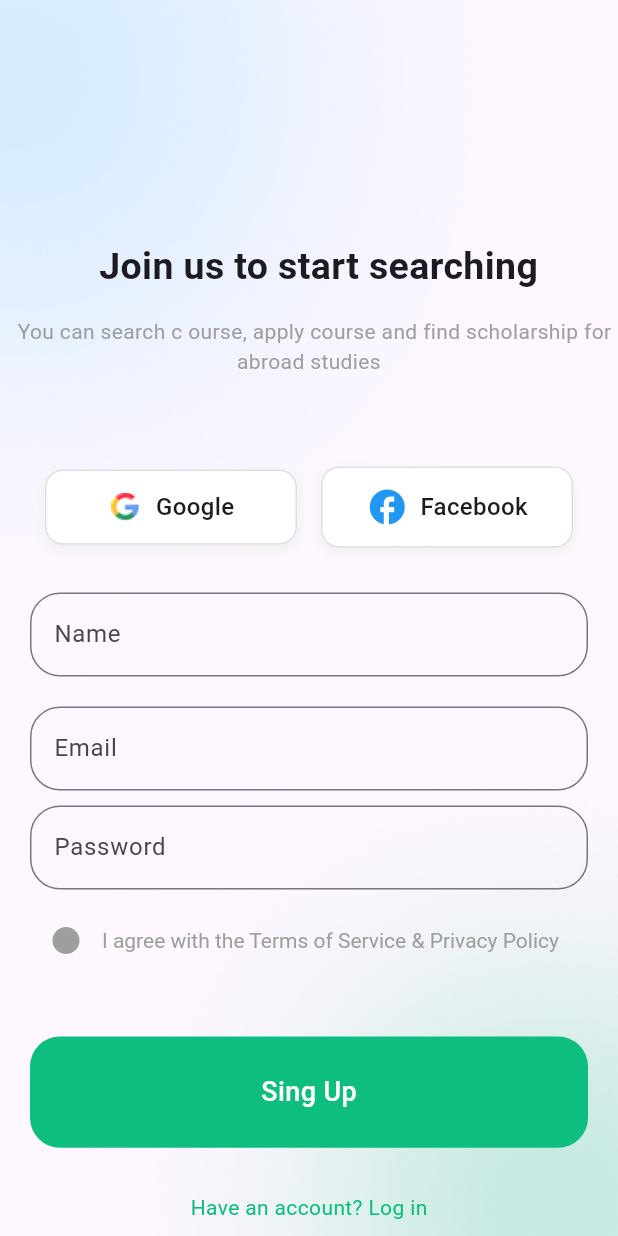
After one commit to Ezzatbalah/doctor_hunt, a Flutter app: the SingView screen opened by its route, on a phone screen of 412 x 824 dp. The commit adds this screen. Run offline on Flutter 3.47's test engine with Material 3 defaults, Android fonts, the phone set to English and light mode, and no system bars; our stand-ins replace go_router.

Commit message:
singUp ui

```diff
--- a/lib/core/utils/app_string.dart
+++ b/lib/core/utils/app_string.dart
@@ -4,6 +4,10 @@ class AppString {
   static const String textBord2 = '  Choose Best Doctors';
   static const String textBord3 = 'Easy Appointments';
   static const String Button = 'Get Started';
+  static const String singText1 = '  Join us to start searching';
+  static const String singText2 =
+      '  You can search c ourse, apply course and find scholarship for abroad studies';
+
   static const String textBordHint =
       'Contrary to popular belief, Lorem Ipsum is not simply random text. It has roots in a piece of it over 2000 years old.';
 }
--- a/lib/core/utils/routes.dart
+++ b/lib/core/utils/routes.dart
@@ -1,4 +1,5 @@
 import 'package:doctor_hunt/features/Home/presentation/view/home_view.dart';
+import 'package:doctor_hunt/features/auth/singup/presentation/view/sing_view.dart';
 import 'package:doctor_hunt/features/onBoarding/presentation/view/onBoreding_screen.dart';
 import 'package:doctor_hunt/features/onBoarding/presentation/view/sceoned_bording.dart';
 import 'package:doctor_hunt/features/onBoarding/presentation/view/therd_onBording.dart';
@@ -10,6 +11,7 @@ abstract class AppRouter {
   static const kOnBoardingScreen2 = '/onBoarding2';
   static const kOnBoardingScreen3 = '/onBoarding3';
   static const kHomeView = '/homeView';
+  static const kSingView = '/singView';
   static final router = GoRouter(
     routes: [
       GoRoute(path: '/', builder: (context, state) => const SplashView()),
@@ -26,6 +28,7 @@ abstract class AppRouter {
         builder: (context, state) => const TherdOnboredingScreen(),
       ),
       GoRoute(path: kHomeView, builder: (context, state) => const HomeView()),
+      GoRoute(path: kSingView, builder: (context, state) => const SingView()),
     ],
   );
 }
--- /dev/null
+++ b/lib/features/auth/singup/presentation/view/sing_view.dart
@@ -0,0 +1,11 @@
+import 'package:doctor_hunt/features/auth/singup/presentation/view/widget/sing_view_body.dart';
+import 'package:flutter/material.dart';
+
+class SingView extends StatelessWidget {
+  const SingView({super.key});
+
+  @override
+  Widget build(BuildContext context) {
+    return Scaffold(body: SingViewBody());
+  }
+}
--- /dev/null
+++ b/lib/features/auth/singup/presentation/view/widget/Box_media.dart
@@ -0,0 +1,89 @@
+import 'package:flutter/material.dart';
+
+class CustomBoxMedia extends StatelessWidget {
+  const CustomBoxMedia({super.key});
+
+  @override
+  Widget build(BuildContext context) {
+    return Padding(
+      padding: const EdgeInsets.symmetric(horizontal: 30),
+      child: Row(
+        children: [
+          Expanded(
+            child: GestureDetector(
+              onTap: () {},
+              child: Container(
+                padding: const EdgeInsets.symmetric(vertical: 12),
+                decoration: BoxDecoration(
+                  color: Colors.white,
+                  borderRadius: BorderRadius.circular(12),
+                  border: Border.all(color: Colors.grey.shade300),
+                  boxShadow: [
+                    BoxShadow(
+                      color: Colors.grey.shade200,
+                      blurRadius: 5,
+                      offset: const Offset(0, 3),
+                    ),
+                  ],
+                ),
+                child: Row(
+                  mainAxisAlignment: MainAxisAlignment.center,
+                  children: [
+                    Image.asset(
+                      'assets/images/Google.png',
+                      width: 24,
+                      height: 24,
+                    ),
+                    SizedBox(width: 8),
+                    Text(
+                      "Google",
+                      style: TextStyle(
+                        fontSize: 16,
+                        fontWeight: FontWeight.w500,
+                      ),
+                    ),
+                  ],
+                ),
+              ),
+            ),
+          ),
+          const SizedBox(width: 16),
+          Expanded(
+            child: GestureDetector(
+              onTap: () {},
+              child: Container(
+                padding: const EdgeInsets.symmetric(vertical: 12),
+                decoration: BoxDecoration(
+                  color: Colors.white,
+                  borderRadius: BorderRadius.circular(12),
+                  border: Border.all(color: Colors.grey.shade300),
+                  boxShadow: [
+                    BoxShadow(
+                      color: Colors.grey.shade200,
+                      blurRadius: 5,
+                      offset: const Offset(0, 3),
+                    ),
+                  ],
+                ),
+                child: Row(
+                  mainAxisAlignment: MainAxisAlignment.center,
+                  children: const [
+                    Icon(Icons.facebook, color: Colors.blue, size: 28),
+                    SizedBox(width: 8),
+                    Text(
+                      "Facebook",
+                      style: TextStyle(
+                        fontSize: 16,
+                        fontWeight: FontWeight.w500,
+                      ),
+                    ),
+                  ],
+                ),
+              ),
+            ),
+          ),
+        ],
+      ),
+    );
+  }
+}
--- /dev/null
+++ b/lib/features/auth/singup/presentation/view/widget/agree_Box.dart
@@ -0,0 +1,50 @@
+import 'package:doctor_hunt/core/utils/styles.dart';
+import 'package:flutter/material.dart';
+
+class AgreeTerms extends StatefulWidget {
+  const AgreeTerms({super.key});
+
+  @override
+  State<AgreeTerms> createState() => _AgreeTermsState();
+}
+
+class _AgreeTermsState extends State<AgreeTerms> {
+  bool _isChecked = false;
+
+  @override
+  Widget build(BuildContext context) {
+    return Row(
+      children: [
+        Checkbox(
+          value: _isChecked,
+          onChanged: (value) {
+            setState(() {
+              _isChecked = value ?? false;
+            });
+          },
+          shape: const CircleBorder(),
+          side: BorderSide.none,
+          checkColor: Colors.white,
+          fillColor: WidgetStateProperty.resolveWith<Color>((states) {
+            if (states.contains(WidgetState.selected)) {
+              return Colors.green;
+            }
+            return Colors.grey;
+          }),
+        ),
+        Expanded(
+          child: RichText(
+            text: TextSpan(
+              children: [
+                const TextSpan(
+                  text: "I agree with the Terms of Service & Privacy Policy",
+                  style: Styles.textStyle14,
+                ),
+              ],
+            ),
+          ),
+        ),
+      ],
+    );
+  }
+}
--- /dev/null
+++ b/lib/features/auth/singup/presentation/view/widget/custom_text_filed.dart
@@ -0,0 +1,95 @@
+import 'package:doctor_hunt/features/auth/singup/presentation/view/widget/agree_Box.dart';
+import 'package:doctor_hunt/features/auth/singup/presentation/view/widget/singUp_Box.dart';
+import 'package:flutter/material.dart';
+
+class CustomTextFiled extends StatelessWidget {
+  const CustomTextFiled({
+    super.key,
+    required GlobalKey<FormState> formKey,
+    required TextEditingController nameController,
+    required TextEditingController emailController,
+    required TextEditingController passwordController,
+    required this.screenHight,
+  }) : _formKey = formKey,
+       _nameController = nameController,
+       _emailController = emailController,
+       _passwordController = passwordController;
+
+  final GlobalKey<FormState> _formKey;
+  final TextEditingController _nameController;
+  final TextEditingController _emailController;
+  final TextEditingController _passwordController;
+  final double screenHight;
+
+  @override
+  Widget build(BuildContext context) {
+    return Form(
+      key: _formKey,
+      child: Column(
+        children: [
+          TextFormField(
+            controller: _nameController,
+            decoration: InputDecoration(
+              labelText: "Name",
+              border: OutlineInputBorder(
+                borderRadius: BorderRadius.circular(20),
+                borderSide: BorderSide(color: Colors.grey),
+              ),
+            ),
+            validator: (value) {
+              if (value == null || value.isEmpty) {
+                return "Name is required";
+              }
+              return null;
+            },
+          ),
+          const SizedBox(height: 20),
+          TextFormField(
+            controller: _emailController,
+            decoration: InputDecoration(
+              labelText: "Email",
+              border: OutlineInputBorder(
+                borderRadius: BorderRadius.circular(20),
+                borderSide: BorderSide(color: Colors.grey),
+              ),
+            ),
+            validator: (value) {
+              if (value == null || value.isEmpty) {
+                return "Email is required";
+              }
+              if (!RegExp(r'^[^@]+@[^@]+\.[^@]+').hasMatch(value)) {
+                return "Enter a valid email";
+              }
+              return null;
+            },
+          ),
+          const SizedBox(height: 10),
+          TextFormField(
+            controller: _passwordController,
+            obscureText: true,
+            decoration: InputDecoration(
+              labelText: "Password",
+              border: OutlineInputBorder(
+                borderRadius: BorderRadius.circular(20),
+                borderSide: BorderSide(color: Colors.grey),
+              ),
+            ),
+            validator: (value) {
+              if (value == null || value.isEmpty) {
+                return "Password is required";
+              }
+              if (value.length < 6) {
+                return "Password must be at least 6 characters";
+              }
+              return null;
+            },
+          ),
+          const SizedBox(height: 10),
+          AgreeTerms(),
+          SizedBox(height: 40),
+          SingUpBox(screenHight: screenHight),
+        ],
+      ),
+    );
+  }
+}
--- /dev/null
+++ b/lib/features/auth/singup/presentation/view/widget/singUp_Box.dart
@@ -0,0 +1,28 @@
+import 'package:doctor_hunt/core/utils/routes.dart';
+import 'package:doctor_hunt/core/utils/styles.dart';
+import 'package:flutter/material.dart';
+import 'package:go_router/go_router.dart';
+
+class SingUpBox extends StatelessWidget {
+  const SingUpBox({super.key, required this.screenHight});
+
+  final double screenHight;
+
+  @override
+  Widget build(BuildContext context) {
+    return GestureDetector(
+      onTap: () {
+        GoRouter.of(context).push(AppRouter.kHomeView);
+      },
+      child: Container(
+        height: screenHight * 0.09,
+        decoration: BoxDecoration(
+          color: Color(0xff0EBE7F),
+          borderRadius: BorderRadius.circular(20),
+        ),
+
+        child: Center(child: Text("Sing Up", style: Styles.textStyle18)),
+      ),
+    );
+  }
+}
--- /dev/null
+++ b/lib/features/auth/singup/presentation/view/widget/sing_view_body.dart
@@ -0,0 +1,83 @@
+import 'package:doctor_hunt/core/utils/app_string.dart';
+
+import 'package:doctor_hunt/core/utils/styles.dart';
+import 'package:doctor_hunt/features/auth/singup/presentation/view/widget/Box_media.dart';
+
+import 'package:doctor_hunt/features/auth/singup/presentation/view/widget/custom_text_filed.dart';
+
+import 'package:flutter/material.dart';
+
+class SingViewBody extends StatefulWidget {
+  const SingViewBody({super.key});
+
+  @override
+  State<SingViewBody> createState() => _SingViewBodyState();
+}
+
+class _SingViewBodyState extends State<SingViewBody> {
+  final _formKey = GlobalKey<FormState>();
+
+  final _nameController = TextEditingController();
+  final _emailController = TextEditingController();
+  final _passwordController = TextEditingController();
+
+  @override
+  Widget build(BuildContext context) {
+    final double screenHight = MediaQuery.of(context).size.height;
+    return Scaffold(
+      body: SingleChildScrollView(
+        child: Stack(
+          children: [
+            Positioned.fill(
+              child: Image.asset("assets/images/sing.png", fit: BoxFit.cover),
+            ),
+            Padding(
+              padding: const EdgeInsets.only(top: 160),
+              child: Column(
+                crossAxisAlignment: CrossAxisAlignment.center,
+                children: [
+                  Text(
+                    AppString.singText1,
+                    style: Styles.textStyle25,
+                    textAlign: TextAlign.center,
+                  ),
+                  const SizedBox(height: 15),
+                  Text(
+                    AppString.singText2,
+                    style: Styles.textStyle14,
+                    textAlign: TextAlign.center,
+                  ),
+                  const SizedBox(height: 60),
+                  const CustomBoxMedia(),
+                  Padding(
+                    padding: const EdgeInsets.symmetric(
+                      horizontal: 20,
+                      vertical: 30,
+                    ),
+                    child: CustomTextFiled(
+                      formKey: _formKey,
+                      nameController: _nameController,
+                      emailController: _emailController,
+                      passwordController: _passwordController,
+                      screenHight: screenHight,
+                    ),
+                  ),
+                  GestureDetector(
+                    onTap: () {},
+                    child: Text(
+                      "Have an account? Log in",
+                      style: Styles.textStyle14.copyWith(
+                        color: Color(0xff0EBE7F),
+                      ),
+                    ),
+                  ),
+                  SizedBox(height: 20),
+                ],
+              ),
+            ),
+          ],
+        ),
+      ),
+    );
+  }
+}
--- a/lib/features/onBoarding/presentation/view/onBoreding_screen.dart
+++ b/lib/features/onBoarding/presentation/view/onBoreding_screen.dart
@@ -24,8 +24,10 @@ class OnboredingScreen extends StatelessWidget {
               ),
             ),
 
-            Column(
-              crossAxisAlignment: CrossAxisAlignment.stretch,
+            Padding(
+              padding: const EdgeInsets.symmetric(horizontal: 30),
+              child: Column(
+                crossAxisAlignment: CrossAxisAlignment.center,
                 children: [
                   SizedBox(height: 80),
                   Align(
@@ -40,26 +42,12 @@ class OnboredingScreen extends StatelessWidget {
                   Center(
                     child: Text(AppString.textBord1, style: Styles.textStyle28),
                   ),
-                Center(
-                  child: Padding(
-                    padding: const EdgeInsets.only(
-                      left: 30,
-                      right: 20,
-                      top: 10,
-                    ),
-                    child: Text(
-                      AppString.textBordHint,
-                      style: Styles.textStyle14,
-                    ),
-                  ),
-                ),
+                  Text(AppString.textBordHint, style: Styles.textStyle14),
                   SizedBox(height: 40),
                   GestureDetector(
                     onTap: () {
                       GoRouter.of(context).push(AppRouter.kOnBoardingScreen2);
                     },
-                  child: Padding(
-                    padding: const EdgeInsets.only(left: 30, right: 30),
                     child: Container(
                       height: screenHight * 0.09,
                       decoration: BoxDecoration(
@@ -75,11 +63,11 @@ class OnboredingScreen extends StatelessWidget {
                       ),
                     ),
                   ),
-                ),
                   SizedBox(height: 20),
                   CustomSkip(),
                   SizedBox(height: 40),
                 ],
+              ),
             ),
           ],
         ),
--- a/lib/features/onBoarding/presentation/view/sceoned_bording.dart
+++ b/lib/features/onBoarding/presentation/view/sceoned_bording.dart
@@ -25,8 +25,10 @@ class SceonedBording extends StatelessWidget {
               ),
             ),
 
-            Column(
-              crossAxisAlignment: CrossAxisAlignment.stretch,
+            Padding(
+              padding: const EdgeInsets.symmetric(horizontal: 30),
+              child: Column(
+                crossAxisAlignment: CrossAxisAlignment.center,
                 children: [
                   SizedBox(height: 80),
                   Align(
@@ -54,13 +56,11 @@ class SceonedBording extends StatelessWidget {
                       ),
                     ),
                   ),
-                SizedBox(height: 40),
+                  SizedBox(height: 30),
                   GestureDetector(
                     onTap: () {
                       GoRouter.of(context).push(AppRouter.kOnBoardingScreen3);
                     },
-                  child: Padding(
-                    padding: const EdgeInsets.only(left: 30, right: 30),
                     child: Container(
                       height: screenHight * 0.09,
                       decoration: BoxDecoration(
@@ -76,11 +76,11 @@ class SceonedBording extends StatelessWidget {
                       ),
                     ),
                   ),
-                ),
                   SizedBox(height: 20),
                   CustomSkip(),
                   SizedBox(height: 40),
                 ],
+              ),
             ),
           ],
         ),
--- a/lib/features/onBoarding/presentation/view/therd_onBording.dart
+++ b/lib/features/onBoarding/presentation/view/therd_onBording.dart
@@ -24,8 +24,10 @@ class TherdOnboredingScreen extends StatelessWidget {
               ),
             ),
 
-            Column(
-              crossAxisAlignment: CrossAxisAlignment.stretch,
+            Padding(
+              padding: const EdgeInsets.symmetric(horizontal: 30),
+              child: Column(
+                crossAxisAlignment: CrossAxisAlignment.center,
                 children: [
                   SizedBox(height: 80),
                   Align(
@@ -56,10 +58,8 @@ class TherdOnboredingScreen extends StatelessWidget {
                   SizedBox(height: 40),
                   GestureDetector(
                     onTap: () {
-                    GoRouter.of(context).push(AppRouter.kHomeView);
+                      GoRouter.of(context).push(AppRouter.kSingView);
                     },
-                  child: Padding(
-                    padding: const EdgeInsets.only(left: 30, right: 30),
                     child: Container(
                       height: screenHight * 0.09,
                       decoration: BoxDecoration(
@@ -75,11 +75,11 @@ class TherdOnboredingScreen extends StatelessWidget {
                       ),
                     ),
                   ),
-                ),
                   SizedBox(height: 20),
                   CustomSkip(),
                   SizedBox(height: 40),
                 ],
+              ),
             ),
           ],
         ),
--- a/lib/features/onBoarding/presentation/view/widget/skip_button.dart
+++ b/lib/features/onBoarding/presentation/view/widget/skip_button.dart
@@ -10,7 +10,7 @@ class CustomSkip extends StatelessWidget {
   Widget build(BuildContext context) {
     return GestureDetector(
       onTap: () {
-        GoRouter.of(context).push(AppRouter.kHomeView);
+        GoRouter.of(context).push(AppRouter.kSingView);
       },
       child: Center(child: Text('Skip', style: Styles.textStyle14)),
     );
```
Also changed, not shown: assets/images/Google.png (added), assets/images/sing.png (added). Lines whose indentation alone changed are shown as unchanged.
